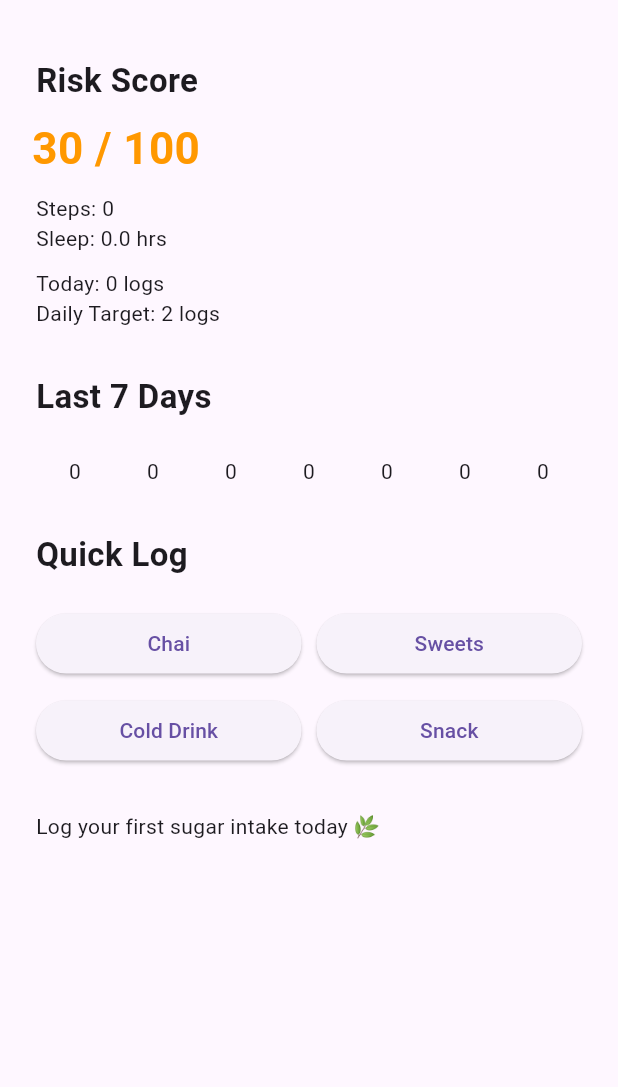
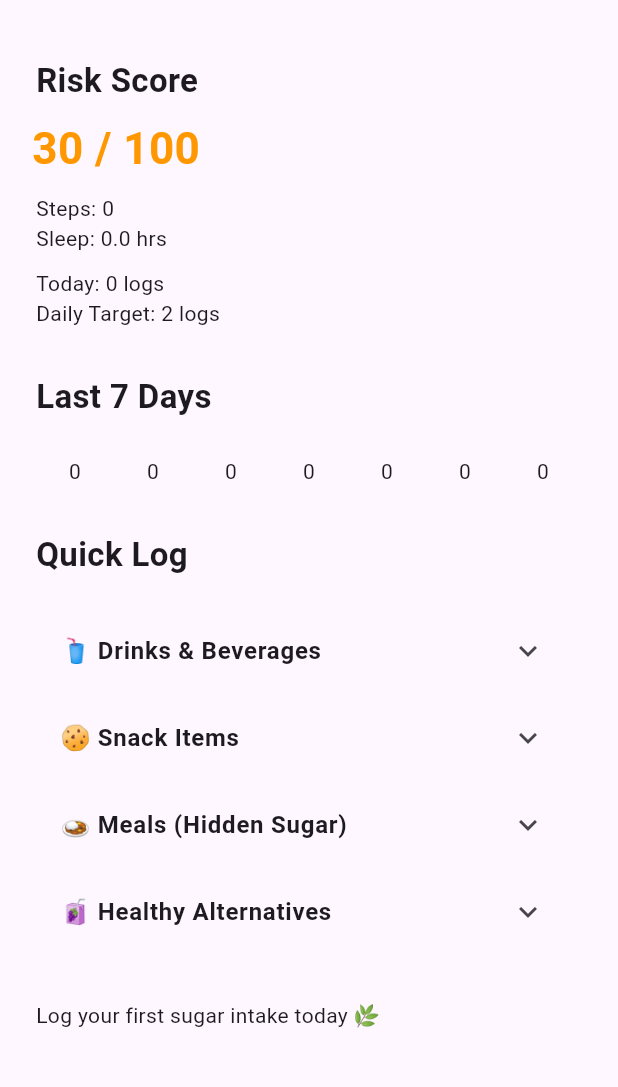
Before and after one commit to vinayak297/SpikeLess, a Flutter app: the DashboardScreen screen opened directly with empty values, on a phone screen of 412 x 824 dp, the part 63-1150 px from its top. Run offline on Flutter 3.47's test engine with Material 3 defaults, Android fonts, the phone set to English and light mode, and no system bars; our stand-ins replace shared_preferences; accounts and stored records are empty.

Commit message:
Created lists under quick logs

```diff
--- a/lib/main.dart
+++ b/lib/main.dart
@@ -361,6 +361,47 @@ class _DashboardScreenState
       List.filled(7, 0);
   int riskScore = 0;
   int dailyTarget = 2;
+  Map<String, List<String>> categories = {
+  "🥤 Drinks & Beverages": [
+    "Tea (Chai)",
+    "Coffee (Sugar)",
+    "Cold Drink",
+    "Energy Drink",
+    "Fruit Juice",
+    "Milkshake",
+    "Sweet Lassi",
+    "Iced Tea"
+  ],
+  "🍪 Snack Items": [
+    "Biscuits",
+    "Cookies",
+    "Cake Slice",
+    "Pastry",
+    "Chocolate Bar",
+    "Candy",
+    "Donut",
+    "Ice Cream"
+  ],
+  "🍛 Meals (Hidden Sugar)": [
+    "White Bread",
+    "White Rice",
+    "Noodles",
+    "Burger",
+    "Pizza",
+    "Sandwich",
+    "Fast Food Combo"
+  ],
+  "🧃 Healthy Alternatives": [
+    "Green Tea",
+    "Black Coffee",
+    "Nuts",
+    "Fruit (Whole)",
+    "Boiled Eggs",
+    "Salad",
+    "Unsweetened Yogurt"
+  ],
+};
+
 
   String insightMessage =
       "Log your first sugar intake today 🌿";
@@ -453,12 +494,26 @@ class _DashboardScreenState
     await prefs.setStringList(
         "sugar_logs", logs);
 
-    List<int> rewards =
-        [3, 5, 7, 10];
-    rewards.shuffle();
-    int reward = rewards.first;
+    int reward;
 
-    xp += reward;
+if (item.contains("Green Tea") ||
+    item.contains("Nuts") ||
+    item.contains("Fruit") ||
+    item.contains("Salad") ||
+    item.contains("Unsweetened")) {
+  reward = 15; // Healthy choice bonus
+} else if (item.contains("Cold Drink") ||
+           item.contains("Energy Drink") ||
+           item.contains("Cake") ||
+           item.contains("Donut") ||
+           item.contains("Candy")) {
+  reward = 3; // High sugar item
+} else {
+  reward = 7; // Moderate sugar
+}
+
+xp += reward;
+
 
     await loadData();
 
@@ -596,17 +651,21 @@ class _DashboardScreenState
                       fontWeight:
                           FontWeight.bold)),
               const SizedBox(height: 20),
-              Row(children: [
-                sugarButton("Chai"),
-                const SizedBox(width: 10),
-                sugarButton("Sweets"),
-              ]),
-              const SizedBox(height: 10),
-              Row(children: [
-                sugarButton("Cold Drink"),
-                const SizedBox(width: 10),
-                sugarButton("Snack"),
-              ]),
+              ...categories.entries.map((entry) {
+  return ExpansionTile(
+    title: Text(
+      entry.key,
+      style: const TextStyle(fontWeight: FontWeight.bold),
+    ),
+    children: entry.value.map((item) {
+      return ListTile(
+        title: Text(item),
+        onTap: () => logSugar(item),
+      );
+    }).toList(),
+  );
+}).toList(),
+
 
               const SizedBox(height: 30),
 
```
